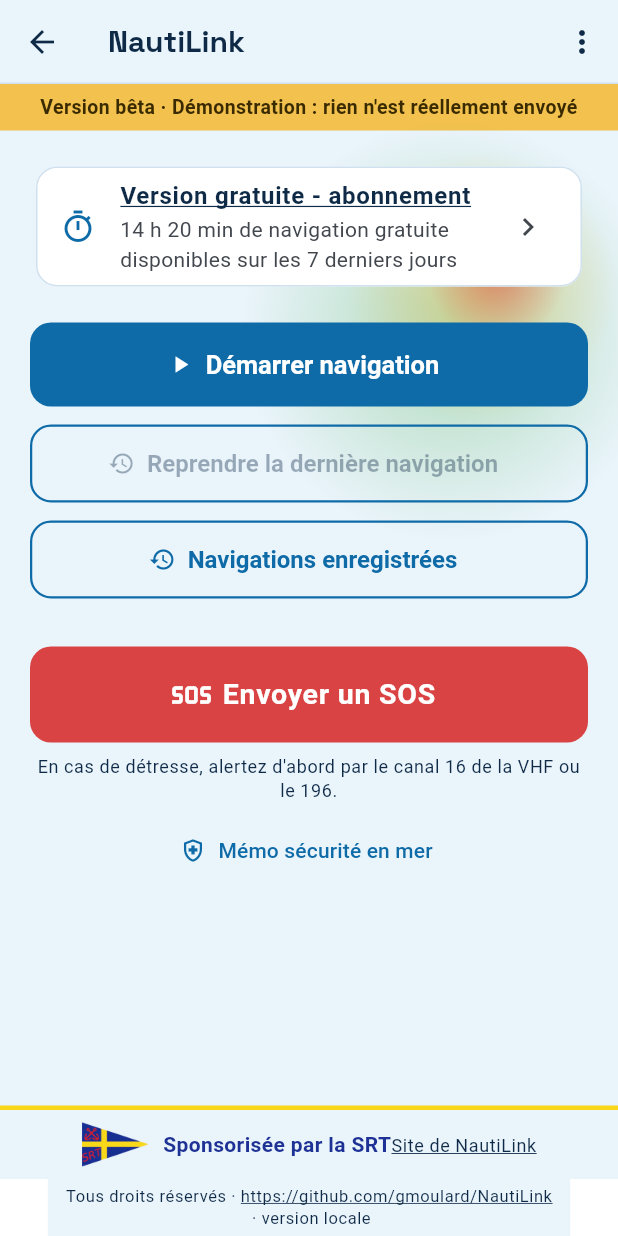
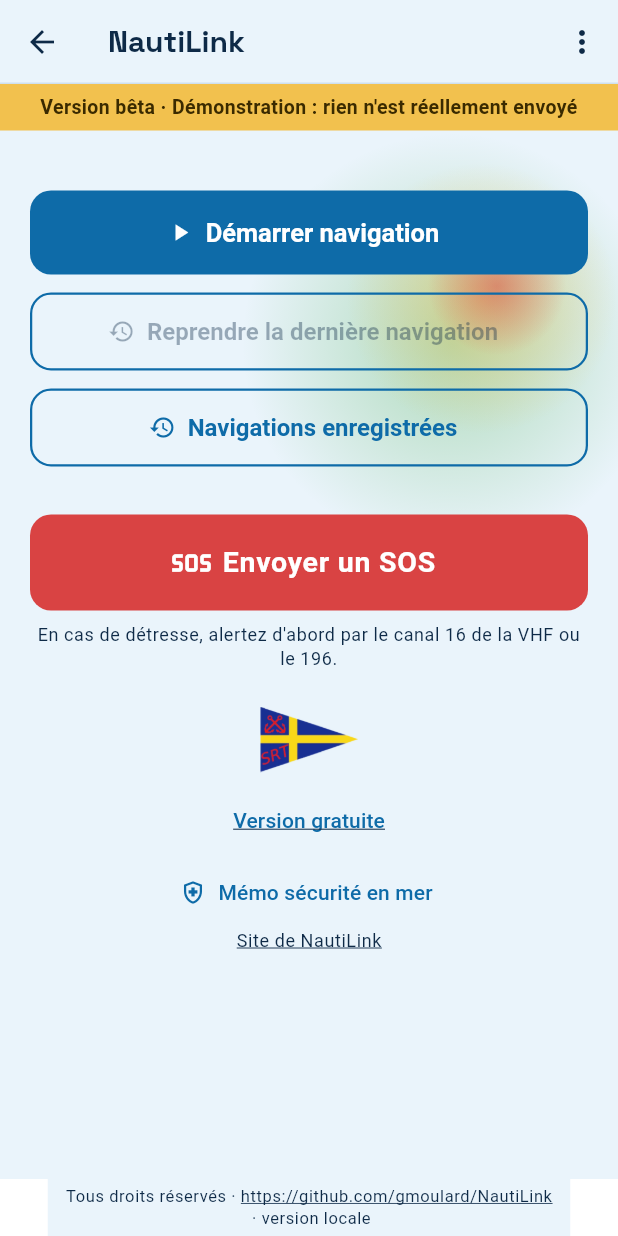
Before and after one commit to gmoulard/NautiLink, a Flutter app: the HomeScreen screen opened directly, on a phone screen of 412 x 824 dp. Run offline on Flutter 3.47's test engine with Material 3 defaults, Android fonts, the phone set to English and light mode, and no system bars; our stand-ins replace flutter_map, latlong2, shared_preferences, sqflite, webview_flutter; accounts and stored records are empty.

Commit message:
TODO-3.16 : accueil de l'application, guidon de la SRT seul dans la page, « Version gratuite » ou « Version abonné » entre le guidon et le mémo sécurité (D-131)
Co-Authored-By: Claude Opus 5.5 <noreply@anthropic.com>
Claude-Session: https://claude.ai/code/session_01GwDBoXunqUspNcx2JaRnev

```diff
--- a/app/lib/l10n/app_en.arb
+++ b/app/lib/l10n/app_en.arb
@@ -47,7 +47,8 @@
   "menuSettings": "Settings",
   "menuQuota": "Quota and subscription",
   "menuDashboard": "Dashboard (Web)",
-  "homeFreeVersion": "Free version - subscription",
+  "homeFreeVersion": "Free version",
+  "homeSubscriberVersion": "Subscriber version",
   "homeFreeLeft": "{duration} of free sailing left over the last 7 days",
   "startVoyage": "Start voyage",
   "resumeVoyage": "Resume last voyage",
--- a/app/lib/l10n/app_fr.arb
+++ b/app/lib/l10n/app_fr.arb
@@ -48,7 +48,8 @@
   "menuSettings": "Paramètres",
   "menuQuota": "Quota et abonnement",
   "menuDashboard": "Tableau de bord (Web)",
-  "homeFreeVersion": "Version gratuite - abonnement",
+  "homeFreeVersion": "Version gratuite",
+  "homeSubscriberVersion": "Version abonné",
   "homeFreeLeft": "{duration} de navigation gratuite disponibles sur les 7 derniers jours",
   "@homeFreeLeft": {"placeholders": {"duration": {"type": "String"}}},
   "startVoyage": "Démarrer navigation",
--- a/app/lib/l10n/app_localizations.dart
+++ b/app/lib/l10n/app_localizations.dart
@@ -341,8 +341,14 @@ abstract class AppLocalizations {
   /// No description provided for @homeFreeVersion.
   ///
   /// In fr, this message translates to:
-  /// **'Version gratuite - abonnement'**
+  /// **'Version gratuite'**
   String get homeFreeVersion;
+
+  /// No description provided for @homeSubscriberVersion.
+  ///
+  /// In fr, this message translates to:
+  /// **'Version abonné'**
+  String get homeSubscriberVersion;
 
   /// No description provided for @homeFreeLeft.
   ///
--- a/app/lib/l10n/app_localizations_en.dart
+++ b/app/lib/l10n/app_localizations_en.dart
@@ -142,7 +142,10 @@ class AppLocalizationsEn extends AppLocalizations {
   String get menuDashboard => 'Dashboard (Web)';
 
   @override
-  String get homeFreeVersion => 'Free version - subscription';
+  String get homeFreeVersion => 'Free version';
+
+  @override
+  String get homeSubscriberVersion => 'Subscriber version';
 
   @override
   String homeFreeLeft(String duration) {
--- a/app/lib/l10n/app_localizations_fr.dart
+++ b/app/lib/l10n/app_localizations_fr.dart
@@ -144,7 +144,10 @@ class AppLocalizationsFr extends AppLocalizations {
   String get menuDashboard => 'Tableau de bord (Web)';
 
   @override
-  String get homeFreeVersion => 'Version gratuite - abonnement';
+  String get homeFreeVersion => 'Version gratuite';
+
+  @override
+  String get homeSubscriberVersion => 'Version abonné';
 
   @override
   String homeFreeLeft(String duration) {
--- a/app/lib/screens/home.dart
+++ b/app/lib/screens/home.dart
@@ -26,7 +26,6 @@ class HomeScreen extends StatelessWidget {
     final quota = depot.quota;
     final enCours = depot.navigationEnCours;
     final profil = depot.profil;
-    final quotaRecu = quota?.recuLe;
     final list = ListView(
       padding: const EdgeInsets.all(20),
       physics: const AlwaysScrollableScrollPhysics(),
@@ -35,37 +34,6 @@ class HomeScreen extends StatelessWidget {
           _EmailNonVerifie(email: profil.email),
           const SizedBox(height: 12),
         ],
-        Card(
-          child: ListTile(
-            leading: const Icon(Icons.timer_outlined, color: NlColors.teal),
-            // RG-ECO-10 : lien vers « Quota et abonnement ».
-            title: Text(
-              l.homeFreeVersion,
-              style: const TextStyle(
-                fontWeight: FontWeight.w700,
-                decoration: TextDecoration.underline,
-              ),
-            ),
-            subtitle: Text(
-              quota == null
-                  ? l.quotaUnknown
-                  : [
-                      l.homeFreeLeft(
-                        fmtDuration(
-                          l,
-                          Duration(minutes: quota.disponibleMinutes),
-                        ),
-                      ),
-                      // Hors connexion : dernier état reçu, avec son heure (RG-COM-06).
-                      if (depot.horsConnexion && quotaRecu != null)
-                        l.quotaAsOf(fmtDate(l, quotaRecu)),
-                    ].join('\n'),
-            ),
-            trailing: const Icon(Icons.chevron_right),
-            onTap: () => Navigator.of(context)
-                .push(MaterialPageRoute(builder: (_) => const QuotaScreen())),
-          ),
-        ),
         if (!demo && enCours != null) ...[
           const SizedBox(height: 12),
           Text(
@@ -118,12 +86,52 @@ class HomeScreen extends StatelessWidget {
           textAlign: TextAlign.center,
           style: Theme.of(context).textTheme.bodySmall,
         ),
+        const SizedBox(height: 24),
+        // Sponsor : le guidon de la SRT seul, sans texte (D-131).
+        Center(
+          child: Image.asset(
+            'assets/sponsor-srt.png',
+            key: const Key('home-sponsor'),
+            height: 44,
+            semanticLabel: l.sponsorLogoLabel,
+          ),
+        ),
         const SizedBox(height: 8),
+        // RG-ECO-10 : « Version gratuite » ou « Version abonné », vers
+        // « Quota et abonnement » (D-131).
+        Center(
+          child: TextButton(
+            key: const Key('home-version'),
+            onPressed: () => Navigator.of(context)
+                .push(MaterialPageRoute(builder: (_) => const QuotaScreen())),
+            child: Text(
+              quota?.abonnementActif == true
+                  ? l.homeSubscriberVersion
+                  : l.homeFreeVersion,
+              style: const TextStyle(decoration: TextDecoration.underline),
+            ),
+          ),
+        ),
         // Mémo sécurité en mer intégré, lisible hors connexion (RG-SOS-22).
         TextButton.icon(
           icon: const Icon(Icons.health_and_safety_outlined),
           label: Text(l.homeSecurityMemo),
           onPressed: () => openSecurityMemo(context),
+        ),
+        // Petit lien vers le site de présentation (TODO-3.13).
+        Center(
+          child: InkWell(
+            onTap: () => launchUrl(
+              Uri.parse(siteUrl),
+              mode: LaunchMode.externalApplication,
+            ),
+            child: Text(
+              l.footerSiteLink,
+              style: Theme.of(context).textTheme.bodySmall?.copyWith(
+                decoration: TextDecoration.underline,
+              ),
+            ),
+          ),
         ),
       ],
     );
@@ -181,7 +189,6 @@ class HomeScreen extends StatelessWidget {
                   : RefreshIndicator(onRefresh: depot.actualiser, child: list),
             ),
           ),
-          const SponsorFooter(),
         ],
       ),
     );
```
Also changed, not shown: 9 other files.
